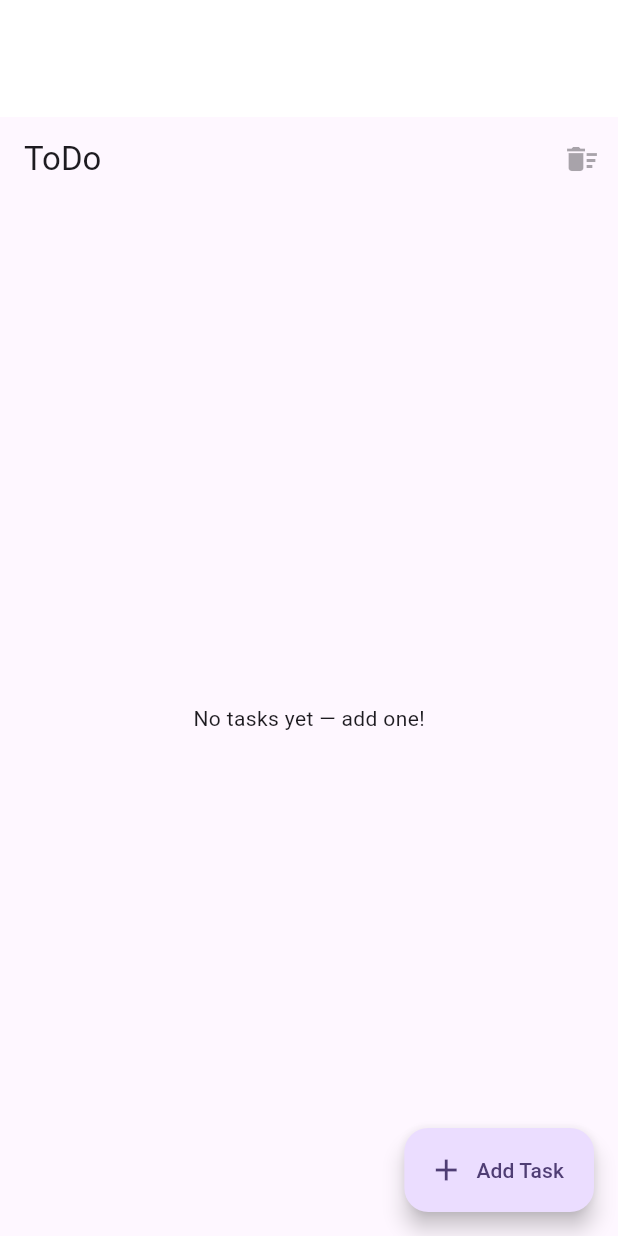
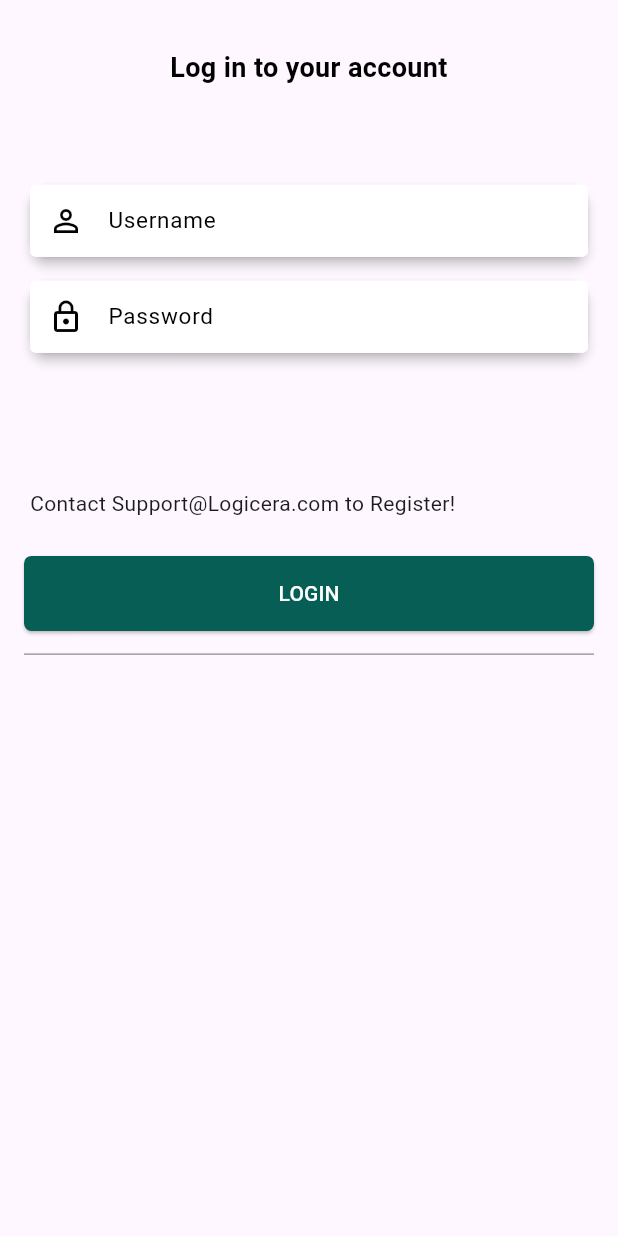
Before and after one commit to ZARRAR-1/things_todo_in_this_weather, a Flutter app: the screen it shows after launch, on a phone screen of 412 x 824 dp. Run offline on Flutter 3.47's test engine with Material 3 defaults, Android fonts, the phone set to English and light mode, and no system bars; our stand-ins replace bloc, flutter_bloc, geolocator, shared_preferences, weather.

Commit message:
Removed some comments and dead code, added scaffold to UserAuthScreen.

```diff
--- a/lib/main.dart
+++ b/lib/main.dart
@@ -1,6 +1,6 @@
 import 'package:flutter/material.dart';
 import 'package:flutter/services.dart';
-import 'onboarding_module/screens/dashboard.dart';
+import 'onboarding_module/screens/auth_screen.dart';
 
 void main() async {
   WidgetsFlutterBinding.ensureInitialized();
@@ -25,7 +25,7 @@
       theme: ThemeData(
         colorScheme: ColorScheme.fromSeed(seedColor: Colors.deepPurple),
       ),
-      home: const Dashboard(),
+      home: const UserAuthPage(),
     );
   }
 }
--- /dev/null
+++ b/lib/onboarding_module/custom_widgets_onboarding/custom_text_field.dart
@@ -0,0 +1,53 @@
+import 'package:flutter/material.dart';
+
+class CustomTextField extends StatelessWidget {
+  CustomTextField({
+    Key? key,
+    required this.hintText,
+    required this.prefixIcon,
+    this.obscureText = false,
+    required this.controller,
+  }) : super(key: key);
+  final String hintText;
+  final IconData prefixIcon;
+  final bool obscureText;
+  final TextEditingController controller;
+
+  final Color primaryColor = Colors.white;
+  final Color primaryTextColor = Colors.black;
+
+  @override
+  Widget build(BuildContext context) {
+    return Padding(
+      padding: const EdgeInsets.symmetric(horizontal: 16, vertical: 4),
+      child: Card(
+        elevation: 3,
+        child: TextField(
+          enableSuggestions: true,
+          controller: controller,
+          style: buildSetTextStyle(),
+          obscureText: obscureText,
+          textAlignVertical: TextAlignVertical.center,
+          cursorColor: primaryTextColor,
+          decoration: InputDecoration(
+            filled: true,
+            fillColor: primaryColor,
+            hintText: hintText,
+            contentPadding: const EdgeInsets.all(8),
+            hintStyle: buildSetTextStyle(),
+            prefixIcon: Icon(prefixIcon, color: Colors.black),
+            enabledBorder: const OutlineInputBorder(
+              borderSide: BorderSide(color: Colors.white),
+            ),
+            focusedBorder: const OutlineInputBorder(
+              borderSide: BorderSide(color: Colors.white),
+            ),
+          ),
+        ),
+      ),
+    );
+  }
+
+  dynamic buildSetTextStyle() =>
+      TextStyle(color: primaryTextColor, fontSize: 15);
+}
--- /dev/null
+++ b/lib/onboarding_module/screens/auth_screen.dart
@@ -0,0 +1,183 @@
+import 'dart:developer';
+import 'package:flutter/material.dart';
+import 'package:things_todo_in_this_weather/onboarding_module/custom_widgets_onboarding/custom_text_field.dart';
+import 'package:things_todo_in_this_weather/onboarding_module/screens/dashboard.dart';
+
+class UserAuthPage extends StatefulWidget {
+  const UserAuthPage({super.key});
+
+  @override
+  _UserAuthPageState createState() => _UserAuthPageState();
+}
+
+class _UserAuthPageState extends State<UserAuthPage> {
+  TextEditingController usernameController = TextEditingController();
+  TextEditingController passwordController = TextEditingController();
+  bool isLoading = false;
+
+  final Color primaryColor = Colors.white;
+  final Color primaryTextColor = Colors.black;
+  late double deviceWidth;
+  late double deviceHeight;
+
+  final myTextStyle = TextStyle(
+    color: Colors.white,
+    fontWeight: FontWeight.w500,
+  );
+
+  @override
+  void didChangeDependencies() {
+    super.didChangeDependencies();
+    deviceWidth = MediaQuery.sizeOf(context).width;
+    deviceHeight = MediaQuery.sizeOf(context).height;
+  }
+
+  Future<void> signIn(BuildContext context) async {
+    setState(() {
+      isLoading = true;
+    });
+
+    try {
+      if (context.mounted) {
+        if (usernameController.text.isEmpty ||
+            passwordController.text.isEmpty) {
+          ScaffoldMessenger.of(context).showSnackBar(
+            const SnackBar(
+              content: Text('Please fill in both username and password.'),
+              backgroundColor: Colors.orangeAccent,
+              behavior: SnackBarBehavior.floating,
+            ),
+          );
+        } else if (usernameController.text == 'test' &&
+            passwordController.text == '1234') {
+          ScaffoldMessenger.of(context).showSnackBar(
+            const SnackBar(
+              content: Text('Login successful!'),
+              backgroundColor: Colors.green,
+              behavior: SnackBarBehavior.floating,
+            ),
+          );
+
+          Future.delayed(const Duration(seconds: 2), () {
+            if (context.mounted) {
+              Navigator.of(context).pushReplacement(
+                MaterialPageRoute(builder: (context) => const Dashboard()),
+              );
+            }
+          });
+        } else {
+          ScaffoldMessenger.of(context).showSnackBar(
+            const SnackBar(
+              content: Text('Invalid username or password.'),
+              backgroundColor: Colors.redAccent,
+              behavior: SnackBarBehavior.floating,
+            ),
+          );
+        }
+      }
+    } catch (error) {
+      log(error.toString());
+      if (context.mounted) {
+        ScaffoldMessenger.of(context).showSnackBar(
+          SnackBar(
+            content: Text('An unexpected error occurred: $error'),
+            backgroundColor: Colors.redAccent,
+            behavior: SnackBarBehavior.floating,
+          ),
+        );
+      }
+    } finally {
+      if (context.mounted) {
+        setState(() {
+          isLoading = false;
+        });
+      }
+    }
+  }
+
+  @override
+  Widget build(BuildContext context) {
+    return Scaffold(
+      body: Stack(
+        children: [
+          ListView(
+            children: <Widget>[
+              Padding(
+                padding: const EdgeInsets.only(top: 32, bottom: 16),
+                child: Text(
+                  'Log in to your account',
+                  style: TextStyle(
+                    color: primaryTextColor,
+                    fontWeight: FontWeight.bold,
+                    fontSize: 18,
+                  ),
+                  textAlign: TextAlign.center,
+                ),
+              ),
+              SizedBox(width: deviceWidth * 0.84, height: deviceHeight * 0.05),
+              CustomTextField(
+                hintText: 'Username',
+                prefixIcon: Icons.perm_identity,
+                controller: usernameController,
+              ),
+              CustomTextField(
+                hintText: 'Password',
+                prefixIcon: Icons.lock_outline,
+                obscureText: true,
+                controller: passwordController,
+              ),
+
+              SizedBox(width: deviceWidth * 0.84, height: deviceHeight * 0.1),
+              const Row(
+                mainAxisAlignment: MainAxisAlignment.start,
+                children: [
+                  Padding(
+                    padding: EdgeInsets.only(left: 20.0),
+                    child: Text(
+                      "Contact Support@Logicera.com to Register!",
+                      textAlign: TextAlign.left,
+                    ),
+                  ),
+                ],
+              ),
+              Padding(
+                padding: const EdgeInsets.only(left: 16, right: 16, top: 25),
+                child: SizedBox(
+                  width: double.infinity,
+                  height: 50,
+                  child: ElevatedButton(
+                    style: ButtonStyle(
+                      backgroundColor: WidgetStateProperty.all(
+                        Color.fromRGBO(7, 94, 85, 1),
+                      ),
+                      shape: WidgetStateProperty.all(
+                        RoundedRectangleBorder(
+                          borderRadius: BorderRadius.circular(5.0),
+                        ),
+                      ),
+                    ),
+                    onPressed: () => signIn(context),
+                    child: Text('LOGIN', style: myTextStyle),
+                  ),
+                ),
+              ),
+              const Padding(
+                padding: EdgeInsets.all(16.0),
+                child: Divider(color: Colors.grey, height: 0),
+              ),
+              // SizedBox(
+              //   width: deviceWidth * 0.84,
+              //   child: Column(
+              //     mainAxisAlignment: MainAxisAlignment.center,
+              //     children: <Widget>[Image.asset('assets/Logo.png')],
+              //   ),
+              // ),
+            ],
+          ),
+          if (isLoading)
+            const Center(child: CircularProgressIndicator(color: Colors.grey)),
+        ],
+      ),
+    );
+  }
+}
--- a/lib/onboarding_module/screens/dashboard.dart
+++ b/lib/onboarding_module/screens/dashboard.dart
@@ -24,9 +24,6 @@ class _DashboardState extends State<Dashboard> with TickerProviderStateMixin {
       backgroundColor: Colors.transparent,
       appBar: AppBar(
         backgroundColor: Colors.transparent,
-        elevation: 0,
-        scrolledUnderElevation: 0,
-        // leading: const Icon(Icons.search, color: Colors.white),
         title: const Text(
           'Things ToDo in this Weather',
           style: TextStyle(color: Colors.white),
--- a/lib/weather_module/weather_repo/repo.dart
+++ b/lib/weather_module/weather_repo/repo.dart
@@ -1,22 +1,14 @@
 import 'package:geolocator/geolocator.dart';
 
 class WeatherRepo {
+  static String API_KEY = "0bbe925c77e490c4e045893598df5df8";
 
-  static String API_KEY = "0bbe925c77e490c4e045893598df5df8";
- // static Future<Weather>getWeather ()
- // {
- //
- // }
   static Future<Position> determinePosition() async {
     bool serviceEnabled;
     LocationPermission permission;
 
-    // Test if location services are enabled.
     serviceEnabled = await Geolocator.isLocationServiceEnabled();
     if (!serviceEnabled) {
-      // Location services are not enabled don't continue
-      // accessing the position and request users of the
-      // App to enable the location services.
       return Future.error('Location services are disabled.');
     }
 
@@ -24,19 +16,14 @@ class WeatherRepo {
     if (permission == LocationPermission.denied) {
       permission = await Geolocator.requestPermission();
       if (permission == LocationPermission.denied) {
-        // Permissions are denied, next time you could try
-        // requesting permissions again (this is also where
-        // Android's shouldShowRequestPermissionRationale
-        // returned true. According to Android guidelines
-        // your App should show an explanatory UI now.
         return Future.error('Location permissions are denied');
       }
     }
 
     if (permission == LocationPermission.deniedForever) {
-      // Permissions are denied forever, handle appropriately.
       return Future.error(
-          'Location permissions are permanently denied, we cannot request permissions.');
+        'Location permissions are permanently denied, we cannot request permissions.',
+      );
     }
 
     // When we reach here, permissions are granted and we can
--- a/lib/weather_module/weather_ui/weather_homepage.dart
+++ b/lib/weather_module/weather_ui/weather_homepage.dart
@@ -1,12 +1,11 @@
+import 'dart:developer';
 import 'dart:ui';
 
 import 'package:flutter/material.dart';
-import 'package:flutter/services.dart';
 import 'package:flutter_bloc/flutter_bloc.dart';
 import 'package:intl/intl.dart';
-
-import '../weather_bloc/weather_bloc.dart';
-import '../weather_repo/repo.dart';
+import 'package:things_todo_in_this_weather/weather_module/weather_bloc/weather_bloc.dart';
+import 'package:things_todo_in_this_weather/weather_module/weather_repo/repo.dart';
 
 class WeatherHomeScreen extends StatefulWidget {
   const WeatherHomeScreen({super.key});
@@ -23,7 +22,6 @@ class _WeatherHomeScreenState extends State<WeatherHomeScreen> {
     super.initState();
 
     _fetchInitialWeather();
-    //weatherBloc.add(WeatherInitialFetchEvent(position: WeatherRepo.determinePosition()));
   }
 
   Future<void> _fetchInitialWeather() async {
@@ -33,16 +31,10 @@ class _WeatherHomeScreenState extends State<WeatherHomeScreen> {
         weatherBloc.add(WeatherInitialFetchEvent(position: position));
       }
     } catch (e) {
-      // Handle any errors during position determination
-      // You might want to add an error event to your BLoC here
       if (mounted) {
-        // Example: weatherBloc.add(WeatherFetchErrorEvent(error: e.toString()));
-        // For now, just printing, but ideally, inform the user via the BLoC
-        print("Error determining position: $e");
-        // You could also add an event to the BLoC that leads to an error state UI
-        weatherBloc.add(
-          WeatherPositionFetchFailedEvent(),
-        ); // Assuming you have such an event/state
+        log('Error determining position: ${e.toString()}');
+
+        weatherBloc.add(WeatherPositionFetchFailedEvent());
       }
     }
   }
@@ -74,12 +66,10 @@ class _WeatherHomeScreenState extends State<WeatherHomeScreen> {
   Widget build(BuildContext context) {
     return BlocConsumer<WeatherBloc, WeatherState>(
       bloc: weatherBloc,
-      // Replace with your WeatherBloc instance
+
       listenWhen: (previous, current) => current is WeatherActionState,
-      // Define WeatherActionState if needed for navigation/side-effects
+
       listener: (BuildContext context, WeatherState state) {
-        // Handle any side-effects or navigation based on WeatherActionState
-        // For example, if you had an action to show a specific message:
         if (state is WeatherRefreshedState) {
           ScaffoldMessenger.of(context).showSnackBar(
             SnackBar(
```
